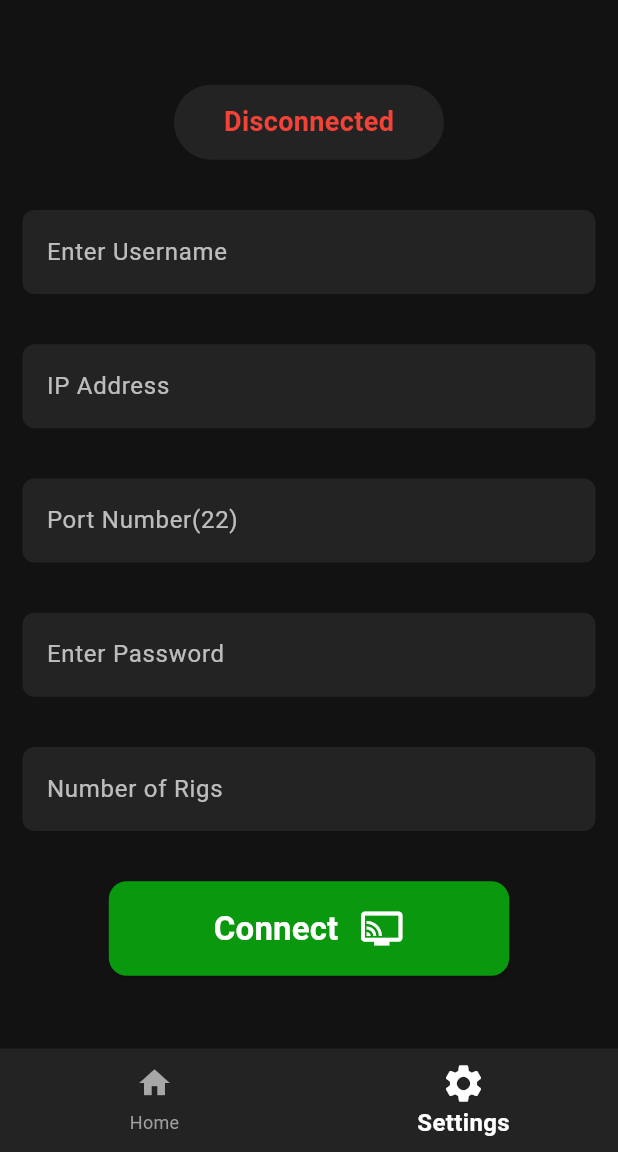
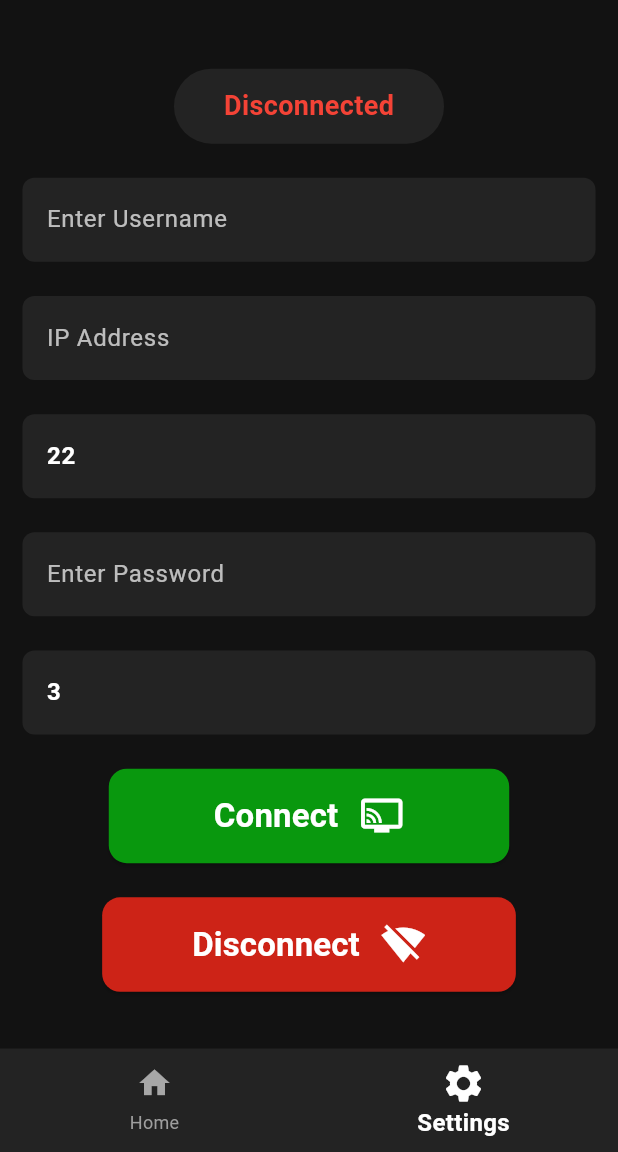
Before and after one commit to DevAni27/lg_controller, a Flutter app: the screen it shows after launch, item 2 of the bottom bar chosen, after a tap on "Connect", on a phone screen of 412 x 824 dp, the part 84-1236 px from its top. Run offline on Flutter 3.47's test engine with Material 3 defaults, Android fonts, the phone set to English and light mode, and no system bars; missing offline and left inert: dartssh2.

Commit message:
logic to eshtablish SSH connection between the app and the rig

```diff
--- a/lib/screens/first_page.dart
+++ b/lib/screens/first_page.dart
@@ -1,6 +1,7 @@
 import 'package:demo_app/screens/home_page.dart';
 import 'package:demo_app/screens/setting_page.dart';
 import 'package:flutter/material.dart';
+import '../services/lg_service.dart';
 
 class FirstPage extends StatefulWidget {
   const FirstPage({super.key});
@@ -13,18 +14,26 @@ class _FirstPageState extends State<FirstPage> {
 
   int selectedIndex = 0;
 
-  void navigationIndex(int index){
-    setState(() {
-      selectedIndex = index;
-    });
+  final LGService lgService = LGService();
+
+  late final List<Widget> _pages;
+
+  @override
+  void initState() {
+    super.initState();
+
+    // ✅ Pass the SAME instance to both screens
+    _pages = [
+      HomePage(lgService: lgService),
+      SettingPage(lgService: lgService),
+    ];
   }
 
-  final List _pages = [
-
-    HomePage(),
-
-    SettingPage(),
-  ];
+  @override
+  void dispose() {
+    lgService.disconnect(); // optional, clean shutdown
+    super.dispose();
+  }
 
   @override
   Widget build(BuildContext context) {
@@ -51,7 +60,7 @@ class _FirstPageState extends State<FirstPage> {
         selectedIconTheme: IconThemeData(opacity: 1, size: 30),
         currentIndex: selectedIndex,
         backgroundColor: Color.fromARGB(255, 35, 35, 35),
-        onTap: navigationIndex,
+        onTap: (i) => setState(() => selectedIndex = i),
         items: [
           BottomNavigationBarItem(
             icon: Icon(Icons.home, color: Colors.white,),
--- a/lib/screens/home_page.dart
+++ b/lib/screens/home_page.dart
@@ -1,7 +1,9 @@
 import 'package:flutter/material.dart';
+import '../services/lg_service.dart';
 
 class HomePage extends StatefulWidget {
-  const HomePage({super.key});
+  final LGService lgService;
+  const HomePage({super.key, required this.lgService});
 
   @override
   State<HomePage> createState() => _HomePageState();
@@ -11,6 +13,11 @@ class _HomePageState extends State<HomePage> {
 
 
 
+
+  void flyhome() async{
+    // add fly to home logic
+
+  }
 
   @override
   Widget build(BuildContext context) {
@@ -25,7 +32,7 @@ class _HomePageState extends State<HomePage> {
             //Fly to home button
             ElevatedButton(
               onPressed: () {
-                // add function
+                flyhome();
               },
 
               style: ElevatedButton.styleFrom(
--- a/lib/screens/setting_page.dart
+++ b/lib/screens/setting_page.dart
@@ -1,13 +1,60 @@
 import 'package:flutter/material.dart';
+import '../services/lg_service.dart';
 
 class SettingPage extends StatefulWidget {
-  const SettingPage({super.key});
+  final LGService lgService;
+  const SettingPage({super.key, required this.lgService});
 
   @override
   State<SettingPage> createState() => _SettingPageState();
 }
 
 class _SettingPageState extends State<SettingPage> {
+
+  final _usernameController = TextEditingController();
+  final _ipController = TextEditingController();
+  final _portController = TextEditingController(text: "22");
+  final _passwordController = TextEditingController();
+  final _rigNumberController = TextEditingController(text: "3");
+
+
+  bool get connected => widget.lgService.isConnected;
+
+  Color get connectedColor => connected ? const Color.fromARGB(255, 91, 248, 96) : Colors.red;
+  Text get connectedText => connected ? Text("Connected") : Text("Disconnected");
+
+  void connect() async {
+    final host = _ipController.text.trim();
+    final port = int.parse(_portController.text.trim());
+    final user = _usernameController.text.trim();
+    final pass = _passwordController.text.trim();
+
+    final success = await widget.lgService.connect(
+      host: host,
+      port: port,
+      username: user,
+      password: pass,
+    );
+
+    if (success) {
+      final test = await widget.lgService.exec("hostname");
+      print("Connected to: $test");
+
+      setState(() {
+        connected;
+      });
+
+      ScaffoldMessenger.of(context).showSnackBar(
+        SnackBar(content: Text("Connected to LG successfully")),
+      );
+    } else {
+      ScaffoldMessenger.of(context).showSnackBar(
+        SnackBar(content: Text("Connection failed")),
+      );
+    }
+
+  }
+
   @override
   Widget build(BuildContext context) {
     return Scaffold(
@@ -30,9 +77,9 @@ class _SettingPageState extends State<SettingPage> {
                 ),
                 child: Center(
                   child: Text(
-                    "Disconnected",
+                    connectedText.data!,
                     style: TextStyle(
-                      color: Colors.red,
+                      color: connectedColor,
                       fontWeight: FontWeight.w600,
                       fontSize: 18,
                     ),
@@ -42,6 +89,7 @@ class _SettingPageState extends State<SettingPage> {
 
               //Username
               TextField(
+                controller: _usernameController,
                 decoration: InputDecoration(
                   hintText: "Enter Username",
                   hintStyle: TextStyle(color: Colors.white70, fontWeight: FontWeight.w400),
@@ -58,6 +106,7 @@ class _SettingPageState extends State<SettingPage> {
 
               //ip address
               TextField(
+                controller: _ipController,
                 keyboardType: TextInputType.number,
                 decoration: InputDecoration(
                   hintText: "IP Address",
@@ -74,6 +123,7 @@ class _SettingPageState extends State<SettingPage> {
 
               //Port number
               TextField(
+                controller: _portController,
                 keyboardType: TextInputType.number,
                 decoration: InputDecoration(
                   hintText: "Port Number(22)",
@@ -90,6 +140,8 @@ class _SettingPageState extends State<SettingPage> {
 
               //password
               TextField(
+                controller: _passwordController,
+                obscureText: true,
                 decoration: InputDecoration(
                   hintText: "Enter Password",
                   hintStyle: TextStyle(color: Colors.white70, fontWeight: FontWeight.w400),
@@ -105,6 +157,7 @@ class _SettingPageState extends State<SettingPage> {
 
               //number of rigs
               TextField(
+                controller: _rigNumberController,
                 keyboardType: TextInputType.number,
                 decoration: InputDecoration(
                   hintText: "Number of Rigs",
@@ -122,8 +175,9 @@ class _SettingPageState extends State<SettingPage> {
               //connect button
               ElevatedButton(
                 onPressed: () {
-                  // add function
+                  connect();
                 },
+
 
                 style: ElevatedButton.styleFrom(
                   backgroundColor:  const Color.fromARGB(255, 9, 152, 14),
@@ -138,6 +192,35 @@ class _SettingPageState extends State<SettingPage> {
                     SizedBox(width: 14),
                     Icon(Icons.connected_tv, size: 30, color: Colors.white,), // The icon
 
+
+                  ],
+                ),
+
+              ),
+
+              //Disconnect button
+
+              ElevatedButton(
+                onPressed: () {
+                  widget.lgService.disconnect();
+                  setState(() {});
+
+                },
+
+                style: ElevatedButton.styleFrom(
+                  backgroundColor:  const Color.fromARGB(255, 205, 35, 23),
+                  padding: EdgeInsets.symmetric(vertical: 16, horizontal: 60),
+                  shape: RoundedRectangleBorder(borderRadius: BorderRadius.circular(12))
+
+                ),
+                child: const Row(
+                  mainAxisSize: MainAxisSize.min, // Essential to prevent the Row from taking full width
+                  children: [
+                    Text("Disconnect", style: TextStyle(color: Colors.white, fontWeight: FontWeight.bold, fontSize: 22),),
+                    SizedBox(width: 14),
+                    Icon(Icons.signal_wifi_off, size: 30, color: Colors.white,), // The icon
+
+
                   ],
                 ),
 
--- /dev/null
+++ b/lib/services/lg_service.dart
@@ -0,0 +1,40 @@
+import 'package:dartssh2/dartssh2.dart';
+// import 'dart:io';
+
+class LGService {
+  SSHClient? _client;
+
+  bool get isConnected => _client != null;
+
+  Future<bool> connect({
+    required String host,
+    required int port,
+    required String username,
+    required String password,
+  }) async {
+    try {
+      final socket = await SSHSocket.connect(host, port);
+      _client = SSHClient(
+        socket,
+        username: username,
+        onPasswordRequest: () => password,
+      );
+
+      return true;
+    } catch (e) {
+      print("SSH connect error: $e");
+      return false;
+    }
+  }
+
+  Future<String> exec(String command) async {
+    final result = await _client!.run(command);
+    return String.fromCharCodes(result);
+  }
+
+  void disconnect() {
+    _client?.close();
+    _client = null;
+  }
+
+}
--- a/pubspec.yaml
+++ b/pubspec.yaml
@@ -30,6 +30,7 @@ environment:
 dependencies:
   flutter:
     sdk: flutter
+  dartssh2: ^2.8.2
 
   # The following adds the Cupertino Icons font to your application.
   # Use with the CupertinoIcons class for iOS style icons.
```
Also changed, not shown: pubspec.lock.
